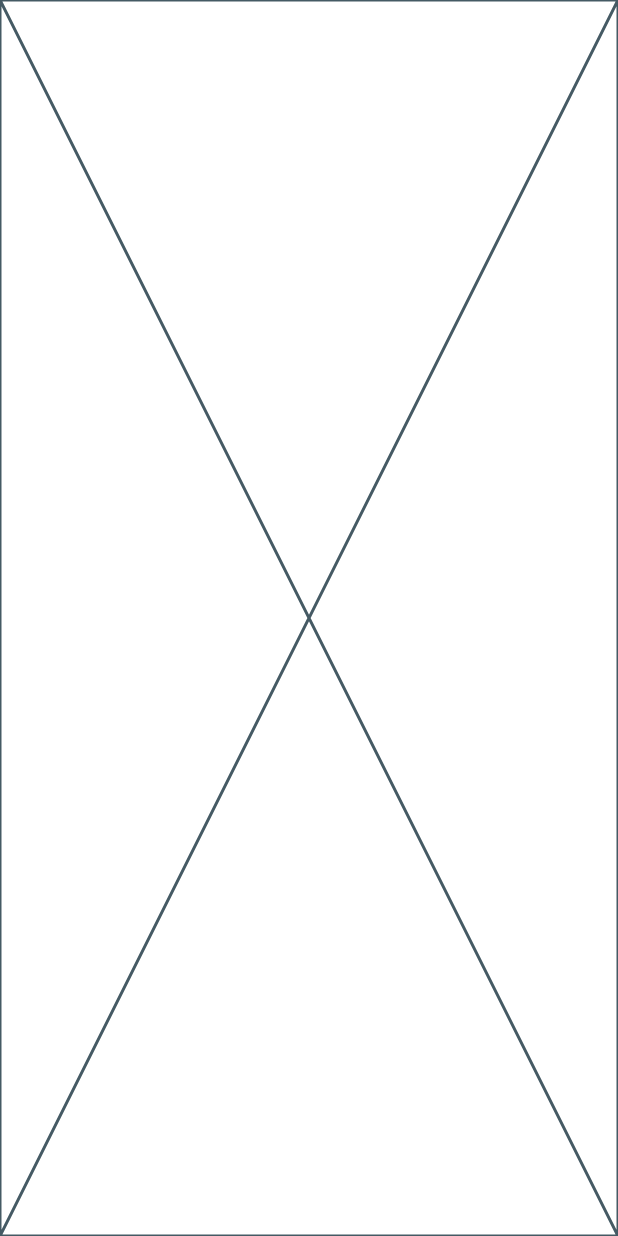
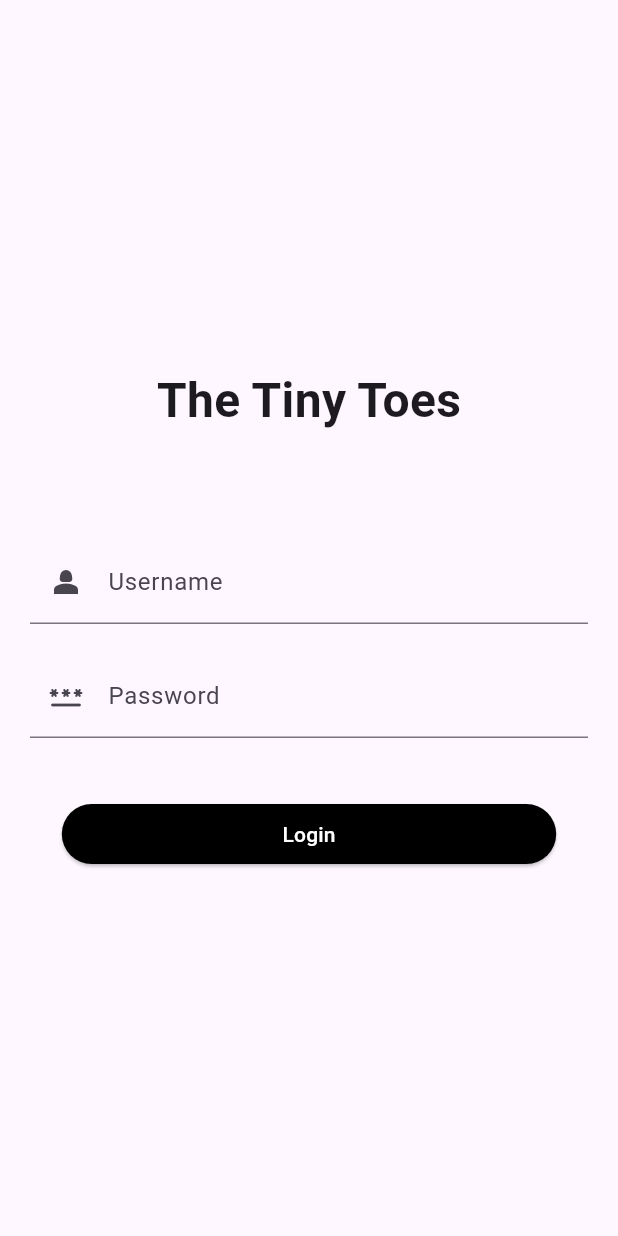
Before and after one commit to SerujanSatkunanathan/the-tiny-toes, a Flutter app: the screen it shows after launch, on a phone screen of 412 x 824 dp. Run offline on Flutter 3.47's test engine with Material 3 defaults, Android fonts, the phone set to English and light mode, and no system bars.

Commit message:
5.1  Design a simple login page

```diff
--- /dev/null
+++ b/client/apps/the_tiny_toes_app/lib/Screens/login_screen.dart
@@ -0,0 +1,72 @@
+import 'package:flutter/material.dart';
+
+class LoginScreen extends StatefulWidget {
+  const LoginScreen({super.key});
+
+  @override
+  State<LoginScreen> createState() => _LoginScreenState();
+}
+
+class _LoginScreenState extends State<LoginScreen> {
+  @override
+  Widget build(BuildContext context) {
+    TextEditingController username_controller = TextEditingController();
+    TextEditingController password_controller = TextEditingController();
+
+    final screensize = MediaQuery.of(context).size;
+    return Scaffold(
+      body: Column(
+        mainAxisAlignment: MainAxisAlignment.center,
+        children: [
+          const Text(
+            "The Tiny Toes",
+            style: TextStyle(fontSize: 32, fontWeight: FontWeight.bold),
+          ),
+          const SizedBox(
+            height: 50,
+          ),
+          Form(
+              child: Padding(
+            padding: const EdgeInsets.all(20),
+            child: Container(
+              child: Column(
+                children: [
+                  TextFormField(
+                    controller: username_controller,
+                    decoration: const InputDecoration(
+                        label: Text("Username"),
+                        hintText: "username",
+                        prefixIcon: Icon(Icons.person_2)),
+                  ),
+                  const SizedBox(
+                    height: 20,
+                  ),
+                  TextFormField(
+                    controller: password_controller,
+                    obscureText: true,
+                    decoration: const InputDecoration(
+                        label: Text("Password"),
+                        hintText: "password",
+                        prefixIcon: Icon(Icons.password_rounded)),
+                  )
+                ],
+              ),
+            ),
+          )),
+          const SizedBox(
+            height: 20,
+          ),
+          Container(
+              width: screensize.width * 0.8,
+              child: ElevatedButton(
+                  onPressed: () {},
+                  style: ButtonStyle(
+                    backgroundColor: MaterialStateProperty.all(Colors.black),
+                    foregroundColor: MaterialStateProperty.all(Colors.white),
+                  ),
+                  child: const Text("Login")))
+        ],
+      ),
+    );
+  }
+}
--- a/client/apps/the_tiny_toes_app/lib/main.dart
+++ b/client/apps/the_tiny_toes_app/lib/main.dart
@@ -1,4 +1,5 @@
 import 'package:flutter/material.dart';
+import 'package:the_tiny_toes_app/Screens/login_screen.dart';
 
 void main() {
   runApp(const MyApp());
@@ -14,6 +15,8 @@ class MyApp extends StatefulWidget {
 class _MyAppState extends State<MyApp> {
   @override
   Widget build(BuildContext context) {
-    return const Placeholder();
+    return const MaterialApp(
+      home: LoginScreen(),
+    );
   }
 }
```
